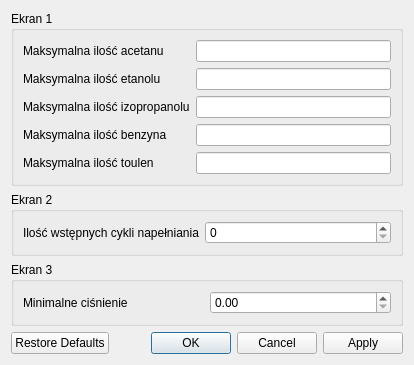
Old version of the form app/ustawieniatestu.ui in the repository wiacekmarcin/StanowiskoChemiczne.
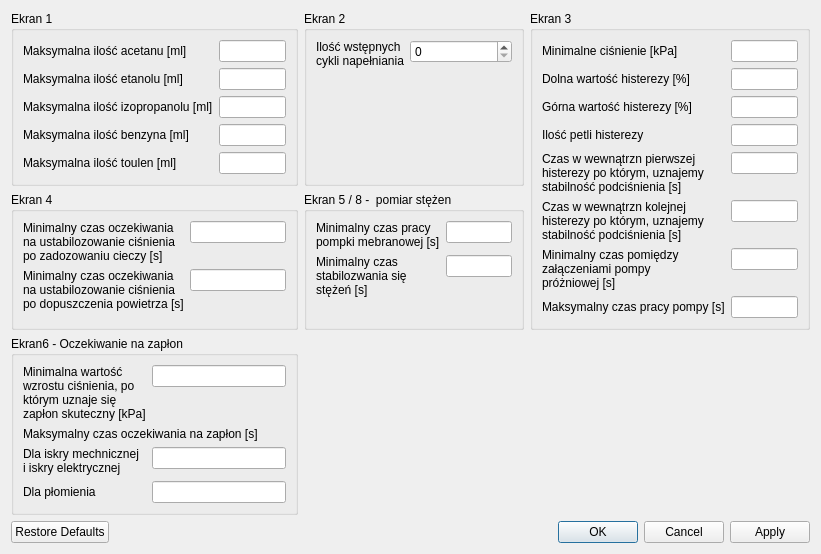
New version of the form. Custom widgets are drawn as their Qt base class.

Commit message: Dodano ustawienia ekranów testowych

```diff
--- a/app/ustawieniatestu.ui
+++ b/app/ustawieniatestu.ui
@@ -6,16 +6,49 @@
    <rect>
     <x>0</x>
     <y>0</y>
-    <width>414</width>
-    <height>300</height>
+    <width>821</width>
+    <height>484</height>
    </rect>
   </property>
   <property name="windowTitle">
    <string>Stanowisko da analizy wybuchów : Ustawienia parametrów procedury</string>
   </property>
-  <layout class="QVBoxLayout" name="verticalLayout">
-   <item>
-    <widget class="QGroupBox" name="groupBox">
+  <layout class="QGridLayout" name="gridLayout_2">
+   <item row="1" column="0">
+    <widget class="QGroupBox" name="test_4">
+     <property name="title">
+      <string>Ekran 4</string>
+     </property>
+     <layout class="QFormLayout" name="formLayout_4">
+      <item row="0" column="0">
+       <widget class="QLabel" name="label_14">
+        <property name="text">
+         <string>Minimalny czas oczekiwania
+na ustabilozowanie ciśnienia
+po zadozowaniu cieczy [s]</string>
+        </property>
+       </widget>
+      </item>
+      <item row="0" column="1">
+       <widget class="DoubleLineEdit" name="ekran4_dozowanietime1"/>
+      </item>
+      <item row="1" column="0">
+       <widget class="QLabel" name="label_15">
+        <property name="text">
+         <string>Minimalny czas oczekiwania
+na ustabilozowanie ciśnienia
+po dopuszczenia powietrza [s]</string>
+        </property>
+       </widget>
+      </item>
+      <item row="1" column="1">
+       <widget class="DoubleLineEdit" name="ekran4_powietrzetime2"/>
+      </item>
+     </layout>
+    </widget>
+   </item>
+   <item row="0" column="0">
+    <widget class="QGroupBox" name="test_1">
      <property name="title">
       <string>Ekran 1</string>
      </property>
@@ -23,57 +56,67 @@
       <item row="0" column="0">
        <widget class="QLabel" name="label_2">
         <property name="text">
-         <string>Maksymalna ilość acetanu</string>
-        </property>
-       </widget>
-      </item>
-      <item row="1" column="0">
-       <widget class="QLabel" name="label_3">
-        <property name="text">
-         <string>Maksymalna ilość etanolu</string>
-        </property>
-       </widget>
-      </item>
-      <item row="2" column="0">
-       <widget class="QLabel" name="label_4">
-        <property name="text">
-         <string>Maksymalna ilość izopropanolu</string>
-        </property>
-       </widget>
-      </item>
-      <item row="3" column="0">
-       <widget class="QLabel" name="label_5">
-        <property name="text">
-         <string>Maksymalna ilość benzyna</string>
-        </property>
-       </widget>
-      </item>
-      <item row="4" column="0">
-       <widget class="QLabel" name="label_6">
-        <property name="text">
-         <string>Maksymalna ilość toulen</string>
+         <string>Maksymalna ilość acetanu [ml]</string>
         </property>
        </widget>
       </item>
       <item row="0" column="1">
        <widget class="DoubleLineEdit" name="ekran1_acetan"/>
       </item>
+      <item row="1" column="0">
+       <widget class="QLabel" name="label_3">
+        <property name="text">
+         <string>Maksymalna ilość etanolu [ml]</string>
+        </property>
+       </widget>
+      </item>
       <item row="1" column="1">
        <widget class="DoubleLineEdit" name="ekran1_etanol"/>
       </item>
+      <item row="2" column="0">
+       <widget class="QLabel" name="label_4">
+        <property name="text">
+         <string>Maksymalna ilość izopropanolu [ml]</string>
+        </property>
+       </widget>
+      </item>
       <item row="2" column="1">
        <widget class="DoubleLineEdit" name="ekran1_izopropanol"/>
       </item>
+      <item row="3" column="0">
+       <widget class="QLabel" name="label_5">
+        <property name="text">
+         <string>Maksymalna ilość benzyna [ml]</string>
+        </property>
+       </widget>
+      </item>
       <item row="3" column="1">
        <widget class="DoubleLineEdit" name="ekran1_benzyna"/>
       </item>
+      <item row="4" column="0">
+       <widget class="QLabel" name="label_6">
+        <property name="text">
+         <string>Maksymalna ilość toulen [ml]</string>
+        </property>
+       </widget>
+      </item>
       <item row="4" column="1">
        <widget class="DoubleLineEdit" name="ekran1_toulen"/>
       </item>
      </layout>
     </widget>
    </item>
-   <item>
+   <item row="3" column="0" colspan="3">
+    <widget class="QDialogButtonBox" name="buttonBox">
+     <property name="orientation">
+      <enum>Qt::Horizontal</enum>
+     </property>
+     <property name="standardButtons">
+      <set>QDialogButtonBox::Apply|QDialogButtonBox::Cancel|QDialogButtonBox::Ok|QDialogButtonBox::RestoreDefaults</set>
+     </property>
+    </widget>
+   </item>
+   <item row="0" column="1">
     <widget class="QGroupBox" name="test_2">
      <property name="title">
       <string>Ekran 2</string>
@@ -82,7 +125,8 @@
       <item row="0" column="0">
        <widget class="QLabel" name="lInitializeCycle">
         <property name="text">
-         <string>Ilość wstępnych cykli napełniania</string>
+         <string>Ilość wstępnych
+cykli napełniania</string>
         </property>
        </widget>
       </item>
@@ -92,33 +136,181 @@
      </layout>
     </widget>
    </item>
-   <item>
+   <item row="0" column="2" rowspan="2">
     <widget class="QGroupBox" name="test_3">
      <property name="title">
       <string>Ekran 3</string>
      </property>
-     <layout class="QGridLayout" name="gridLayout">
+     <layout class="QFormLayout" name="formLayout_3">
       <item row="0" column="0">
        <widget class="QLabel" name="label">
         <property name="text">
-         <string>Minimalne ciśnienie</string>
+         <string>Minimalne ciśnienie [kPa]</string>
         </property>
        </widget>
       </item>
       <item row="0" column="1">
-       <widget class="QDoubleSpinBox" name="prozniaVal"/>
+       <widget class="DoubleLineEdit" name="ekran3_minCisnienie"/>
       </item>
+      <item row="1" column="0">
+       <widget class="QLabel" name="label_7">
+        <property name="text">
+         <string>Dolna wartość histerezy [%]</string>
+        </property>
+       </widget>
+      </item>
+      <item row="1" column="1">
+       <widget class="DoubleLineEdit" name="ekran3_downHisterza"/>
+      </item>
+      <item row="2" column="0">
+       <widget class="QLabel" name="label_8">
+        <property name="text">
+         <string>Górna wartość histerezy [%]</string>
+        </property>
+       </widget>
+      </item>
+      <item row="2" column="1">
+       <widget class="DoubleLineEdit" name="ekran3_upHisteraz"/>
+      </item>
+      <item row="3" column="0">
+       <widget class="QLabel" name="label_9">
+        <property name="text">
+         <string>Ilość petli histerezy</string>
+        </property>
+       </widget>
+      </item>
+      <item row="3" column="1">
+       <widget class="DoubleLineEdit" name="ekran3_nrHisterezy"/>
+      </item>
+      <item row="4" column="0">
+       <widget class="QLabel" name="label_10">
+        <property name="text">
+         <string>Czas w wewnątrzn pierwszej
+histerezy po którym, uznajemy
+stabilność podciśnienia [s]</string>
+        </property>
+       </widget>
+      </item>
+      <item row="4" column="1">
+       <widget class="DoubleLineEdit" name="ekran3_firstTime"/>
+      </item>
+      <item row="6" column="0">
+       <widget class="QLabel" name="label_11">
+        <property name="text">
+         <string>Minimalny czas pomiędzy
+załączeniami pompy
+próżniowej [s]</string>
+        </property>
+       </widget>
+      </item>
+      <item row="6" column="1">
+       <widget class="DoubleLineEdit" name="ekran3_timeBetweenPompa"/>
+      </item>
+      <item row="5" column="0">
+       <widget class="QLabel" name="label_12">
+        <property name="text">
+         <string>Czas w wewnątrzn kolejnej
+histerezy po którym, uznajemy
+stabilność podciśnienia [s]</string>
+        </property>
+       </widget>
+      </item>
+      <item row="5" column="1">
+       <widget class="DoubleLineEdit" name="ekran3_nextTime"/>
+      </item>
+      <item row="7" column="1">
+       <widget class="DoubleLineEdit" name="ekran3_maxtime"/>
+      </item>
+      <item row="7" column="0">
+       <widget class="QLabel" name="label_13">
+        <property name="text">
+         <string>Maksymalny czas pracy pompy [s]</string>
+        </property>
+       </widget>
+      </item>
      </layout>
     </widget>
    </item>
-   <item>
-    <widget class="QDialogButtonBox" name="buttonBox">
-     <property name="orientation">
-      <enum>Qt::Horizontal</enum>
+   <item row="1" column="1">
+    <widget class="QGroupBox" name="pomiarStezen">
+     <property name="title">
+      <string>Ekran 5 / 8 -  pomiar stężen</string>
      </property>
-     <property name="standardButtons">
-      <set>QDialogButtonBox::Apply|QDialogButtonBox::Cancel|QDialogButtonBox::Ok|QDialogButtonBox::RestoreDefaults</set>
+     <layout class="QFormLayout" name="formLayout_5">
+      <item row="0" column="0">
+       <widget class="QLabel" name="label_16">
+        <property name="text">
+         <string>Minimalny czas pracy
+pompki mebranowej [s]</string>
+        </property>
+       </widget>
+      </item>
+      <item row="0" column="1">
+       <widget class="DoubleLineEdit" name="pomiarstezen_minpompa"/>
+      </item>
+      <item row="1" column="0">
+       <widget class="QLabel" name="label_17">
+        <property name="text">
+         <string>Minimalny czas
+stabilozwania się
+stężeń [s]</string>
+        </property>
+       </widget>
+      </item>
+      <item row="1" column="1">
+       <widget class="DoubleLineEdit" name="pomiarstezen_time2"/>
+      </item>
+     </layout>
+    </widget>
+   </item>
+   <item row="2" column="0">
+    <widget class="QGroupBox" name="oczekiwanieNaZaplon">
+     <property name="title">
+      <string>Ekran6 - Oczekiwanie na zapłon</string>
      </property>
+     <layout class="QFormLayout" name="formLayout_6">
+      <item row="0" column="0">
+       <widget class="QLabel" name="label_18">
+        <property name="text">
+         <string>Minimalna wartość
+wzrostu ciśnienia, po 
+którym uznaje się 
+zapłon skuteczny [kPa]</string>
+        </property>
+       </widget>
+      </item>
+      <item row="0" column="1">
+       <widget class="DoubleLineEdit" name="oczekiwaniezaplon_deltacisnienia"/>
+      </item>
+      <item row="1" column="0" colspan="2">
+       <widget class="QLabel" name="label_19">
+        <property name="text">
+         <string>Maksymalny czas oczekiwania na zapłon [s]</string>
+        </property>
+       </widget>
+      </item>
+      <item row="2" column="0">
+       <widget class="QLabel" name="label_20">
+        <property name="text">
+         <string>Dla iskry mechnicznej 
+i iskry elektrycznej</string>
+        </property>
+       </widget>
+      </item>
+      <item row="3" column="0">
+       <widget class="QLabel" name="label_21">
+        <property name="text">
+         <string>Dla płomienia</string>
+        </property>
+       </widget>
+      </item>
+      <item row="2" column="1">
+       <widget class="DoubleLineEdit" name="lineEdit"/>
+      </item>
+      <item row="3" column="1">
+       <widget class="DoubleLineEdit" name="lineEdit_2"/>
+      </item>
+     </layout>
     </widget>
    </item>
   </layout>
```
Left out of the diff: 2 changed lines with no effect on the pictures. The commit also changes 30 other files.
